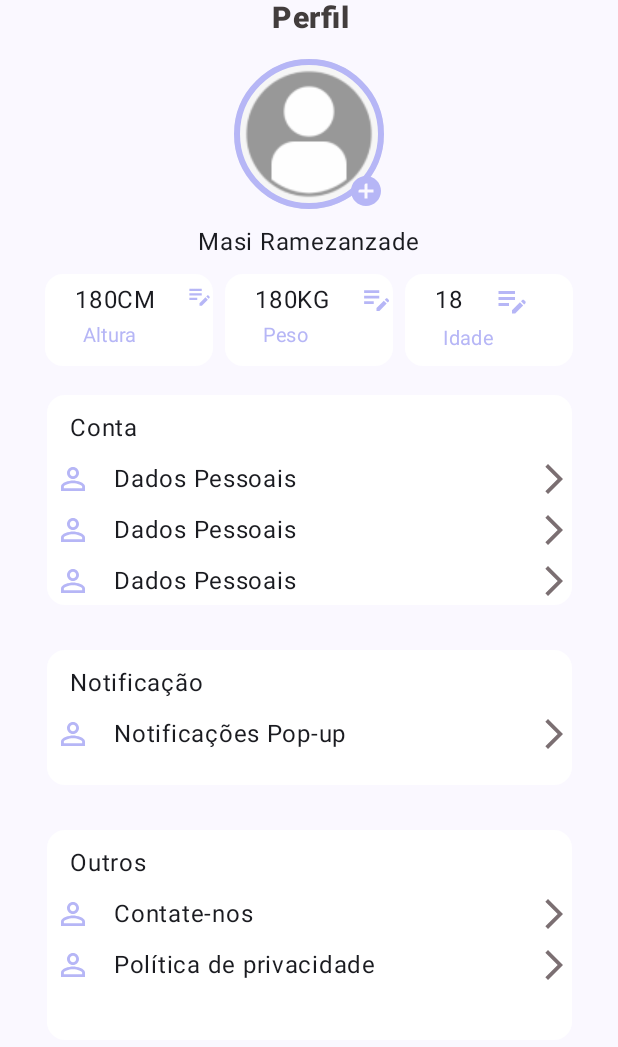
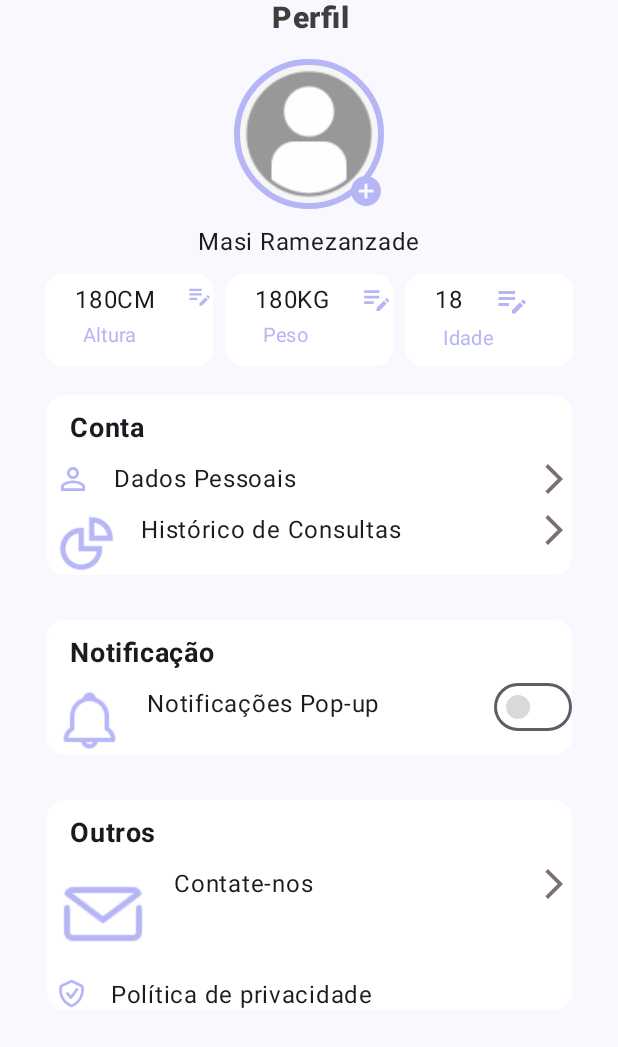
Before and after one commit to murillobarbosa/tela, an Android app built with Jetpack Compose: the screen it shows after launch (MainActivity), on a phone screen of 412 x 824 dp. Shown: the top 1047 px of the screen. Run offline under Robolectric (Android 15) with nearby library versions, the phone set to English and light mode, and no system bars.

```diff
--- a/app/src/main/java/br/senai/sp/jandira/profile_screen/MainActivity.kt
+++ b/app/src/main/java/br/senai/sp/jandira/profile_screen/MainActivity.kt
@@ -5,32 +5,30 @@ import androidx.activity.ComponentActivity
 import androidx.activity.compose.setContent
 import androidx.compose.foundation.BorderStroke
 import androidx.compose.foundation.Image
-import androidx.compose.foundation.background
 import androidx.compose.foundation.layout.Arrangement
 import androidx.compose.foundation.layout.Box
 import androidx.compose.foundation.layout.Column
 import androidx.compose.foundation.layout.Row
 import androidx.compose.foundation.layout.Spacer
-import androidx.compose.foundation.layout.fillMaxHeight
 import androidx.compose.foundation.layout.fillMaxSize
 import androidx.compose.foundation.layout.fillMaxWidth
 import androidx.compose.foundation.layout.height
 import androidx.compose.foundation.layout.padding
 import androidx.compose.foundation.layout.size
-import androidx.compose.foundation.lazy.LazyRow
 import androidx.compose.foundation.shape.CircleShape
-import androidx.compose.foundation.shape.RoundedCornerShape
 import androidx.compose.material3.Card
-import androidx.compose.material3.CardColors
 import androidx.compose.material3.CardDefaults
-import androidx.compose.material3.Icon
 import androidx.compose.material3.MaterialTheme
 import androidx.compose.material3.Surface
+import androidx.compose.material3.Switch
+import androidx.compose.material3.SwitchDefaults
 import androidx.compose.material3.Text
 import androidx.compose.runtime.Composable
+import androidx.compose.runtime.getValue
+import androidx.compose.runtime.mutableStateOf
+import androidx.compose.runtime.remember
 import androidx.compose.ui.Alignment
 import androidx.compose.ui.Modifier
-import androidx.compose.ui.draw.clip
 import androidx.compose.ui.graphics.Color
 import androidx.compose.ui.layout.ContentScale
 import androidx.compose.ui.res.painterResource
@@ -40,6 +38,10 @@ import androidx.compose.ui.text.style.TextAlign
 import androidx.compose.ui.tooling.preview.Preview
 import androidx.compose.ui.unit.dp
 import androidx.compose.ui.unit.sp
+import androidx.compose.runtime.getValue
+import androidx.compose.runtime.mutableStateOf
+import androidx.compose.runtime.remember
+import androidx.compose.runtime.setValue
 import br.senai.sp.jandira.profile_screen.ui.theme.Profile_screenTheme
 
 class MainActivity : ComponentActivity() {
@@ -142,13 +144,17 @@ fun Greeting(name: String, modifier: Modifier = Modifier) {
             horizontalAlignment = Alignment.CenterHorizontally
         ) {
             Card(
-                modifier = Modifier.size(width = 350.dp, height = 140.dp),
+                modifier = Modifier.size(width = 350.dp, height = 120.dp),
                 colors = CardDefaults.cardColors(Color.White)
             ) {
                 Row(modifier = Modifier.fillMaxWidth()) {
-                    Text(modifier = Modifier.padding(top = 10.dp, start = 15.dp),
-                        text = "Conta"
+                    Text(
+                        modifier = Modifier.padding(top = 10.dp, start = 15.dp),
+                        text = stringResource(id = R.string.accont_user),
+                        fontWeight = FontWeight.Bold,
+                        fontSize = 18.sp
                     )
+
                 }
                 Row(modifier = Modifier
                     .fillMaxWidth()
@@ -163,7 +169,7 @@ fun Greeting(name: String, modifier: Modifier = Modifier) {
                         )
                         Text(
                             modifier = Modifier.padding(start = 15.dp),
-                            text = "Dados Pessoais"
+                            text = stringResource(id = R.string.data)
                         )
 
                     }
@@ -186,12 +192,12 @@ fun Greeting(name: String, modifier: Modifier = Modifier) {
                     Row () {
 
                         Image(
-                            painter = painterResource(id = R.drawable.baseline_person_outline_24),
+                            painter = painterResource(id = R.drawable.graph),
                             contentDescription = null
                         )
                         Text(
                             modifier = Modifier.padding(start = 15.dp),
-                            text = "Dados Pessoais"
+                            text = stringResource(id = R.string.historic_query)
                         )
 
                     }
@@ -205,31 +211,7 @@ fun Greeting(name: String, modifier: Modifier = Modifier) {
                     }
                 }
 
-                Row(modifier = Modifier
-                    .fillMaxWidth()
-                    .padding(top = 10.dp, start = 5.dp),
-                    horizontalArrangement = Arrangement.SpaceBetween){
-                    Row () {
 
-                        Image(
-                            painter = painterResource(id = R.drawable.baseline_person_outline_24),
-                            contentDescription = null
-                        )
-                        Text(
-                            modifier = Modifier.padding(start = 15.dp),
-                            text = "Dados Pessoais"
-                        )
-
-                    }
-                    Row {
-
-                        Image(
-                            painter = painterResource(id = R.drawable.baseline_arrow_forward_ios_24),
-                            contentDescription = null
-                        )
-
-                    }
-                }
 
             }
         }
@@ -246,7 +228,9 @@ fun Greeting(name: String, modifier: Modifier = Modifier) {
                 Row(modifier = Modifier.fillMaxWidth()) {
                     Text(
                         modifier = Modifier.padding(top = 10.dp, start = 15.dp),
-                        text = "Notificação"
+                        text = stringResource(id = R.string.notification),
+                        fontWeight = FontWeight.Bold,
+                        fontSize = 18.sp
                     )
                 }
                 Row(
@@ -258,26 +242,43 @@ fun Greeting(name: String, modifier: Modifier = Modifier) {
                     Row () {
 
                         Image(
-                            painter = painterResource(id = R.drawable.baseline_person_outline_24),
+                            painter = painterResource(id = R.drawable.bell),
                             contentDescription = null
                         )
                         Text(
                             modifier = Modifier.padding(start = 15.dp),
-                            text = "Notificações Pop-up"
+                            text = stringResource(id = R.string.notification_pop)
                         )
 
                     }
 
+                    var switchCheckedState by remember { mutableStateOf(false) }
 
-                    // É necessario colocar o switcher no lugar dessa flecha
-                    Row {
+                    Switch(
+                        modifier = Modifier.padding(bottom = 20.dp),
+                        checked = switchCheckedState,
+                        onCheckedChange = {
+                            switchCheckedState = it
 
-                        Image(
-                            painter = painterResource(id = R.drawable.baseline_arrow_forward_ios_24),
-                            contentDescription = null
+                            if (it) {
+                                // Código para quando o Switch estiver ligado
+                            } else {
+                                // Código para quando o Switch estiver desligado
+                            }
+                        },
+
+                        colors = SwitchDefaults.colors(
+                            checkedThumbColor = if (switchCheckedState)
+                                Color(182,182,246) else Color(217,217,217),
+                            checkedTrackColor = Color(182,182,246,51),
+                            checkedBorderColor = Color(182,182,246),
+                            uncheckedThumbColor = Color(217, 217, 217),
+                            uncheckedTrackColor = Color.White,
+                            disabledCheckedBorderColor = Color(182,182,246))
+
                         )
 
-                    }
+
 
                 }
             }
@@ -295,7 +296,9 @@ fun Greeting(name: String, modifier: Modifier = Modifier) {
                 Row(modifier = Modifier.fillMaxWidth()) {
                     Text(
                         modifier = Modifier.padding(top = 10.dp, start = 15.dp),
-                        text = "Outros"
+                        text = stringResource(id = R.string.others),
+                        fontWeight = FontWeight.Bold,
+                        fontSize = 18.sp
                     )
                 }
                 Row(
@@ -307,12 +310,12 @@ fun Greeting(name: String, modifier: Modifier = Modifier) {
                     Row () {
 
                         Image(
-                            painter = painterResource(id = R.drawable.baseline_person_outline_24),
+                            painter = painterResource(id = R.drawable.letter),
                             contentDescription = null
                         )
                         Text(
                             modifier = Modifier.padding(start = 15.dp),
-                            text = "Contate-nos"
+                            text = stringResource(id = R.string.contact)
                         )
 
                     }
@@ -339,26 +342,15 @@ fun Greeting(name: String, modifier: Modifier = Modifier) {
                     Row () {
 
                         Image(
-                            painter = painterResource(id = R.drawable.baseline_person_outline_24),
+                            painter = painterResource(id = R.drawable.verification),
                             contentDescription = null
                         )
                         Text(
                             modifier = Modifier.padding(start = 15.dp),
-                            text = "Política de privacidade"
+                            text = stringResource(id = R.string.politic)
                         )
 
                     }
-
-
-                    Row {
-
-                        Image(
-                            painter = painterResource(id = R.drawable.baseline_arrow_forward_ios_24),
-                            contentDescription = null
-                        )
-
-                    }
-
 
                 }
 
--- a/app/src/main/res/values/strings.xml
+++ b/app/src/main/res/values/strings.xml
@@ -2,4 +2,16 @@
     <string name="app_name">profile_screen</string>
     <string name="profile">Perfil</string>
     <string name="profile_user">Masi Ramezanzade</string>
+    <string name="accont_user">Conta</string>
+    <string name="notification">Notificação</string>
+    <string name="others">Outros</string>
+    <string name="contact">Contate-nos</string>
+    <string name="politic">Política de privacidade</string>
+    <string name="notification_pop">Notificações Pop-up</string>
+    <string name="data">Dados Pessoais</string>
+    <string name="historic_query">Histórico de Consultas</string>
+
+
+
+
 </resources>
```
Also changed, not shown: app/src/main/res/drawable/bell.png (added), app/src/main/res/drawable/graph.png (added), app/src/main/res/drawable/letter.png (added), app/src/main/res/drawable/verification.png (added).
